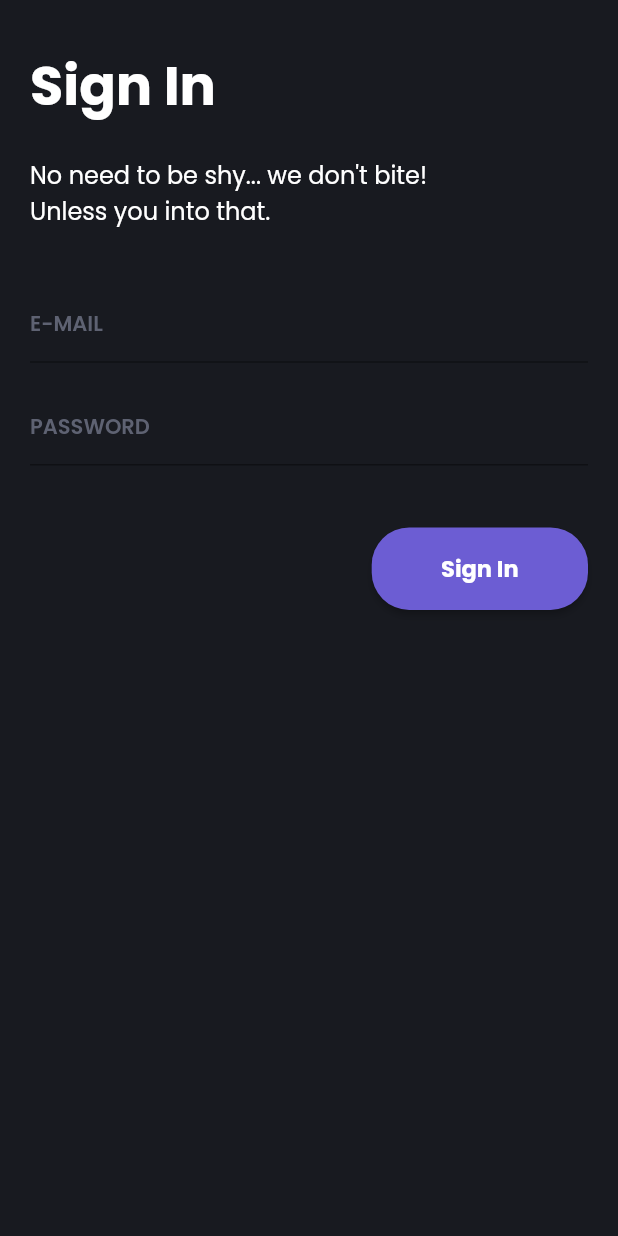
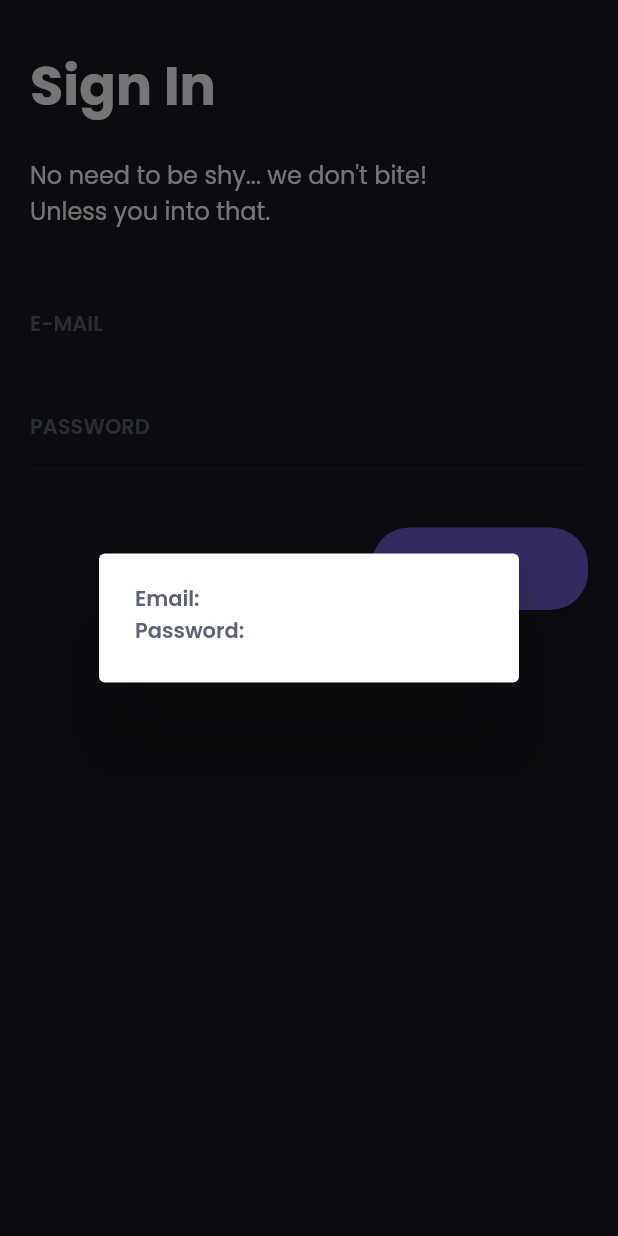
Before and after one commit to DreFlo/lgp-2223-sc1, a Flutter app: the LoginPage widget shown alone on an empty page, opened directly, after a tap on "Sign In", on a phone screen of 412 x 824 dp. Run offline on Flutter 3.47's test engine with Material 2 defaults, Android fonts, the phone set to English and light mode, and no system bars; our stand-ins replace floor, flutter_svg, get_it, like_button, lottie, rive and 1 more; missing offline and left inert: books_finder, emojis, tmdb_api; accounts and stored records are empty; generated files the repository leaves out were written again; network calls fail.

Commit message:
Add input handling in login page

```diff
--- a/src/lib/pages/auth/login_page.dart
+++ b/src/lib/pages/auth/login_page.dart
@@ -2,8 +2,24 @@ import 'package:flutter/material.dart';
 import 'package:src/themes/colors.dart';
 import 'package:flutter_gen/gen_l10n/app_localizations.dart';
 
-class LoginPage extends StatelessWidget {
+class LoginPage extends StatefulWidget {
   LoginPage({Key? key}) : super(key: key);
+
+  @override
+  State<LoginPage> createState() => _LoginPageState();
+}
+
+class _LoginPageState extends State<LoginPage> {
+  TextEditingController firstController = TextEditingController();
+  TextEditingController secondController = TextEditingController();
+
+  @override
+  void dispose() {
+    // Clean up the controllers
+    firstController.dispose();
+    secondController.dispose();
+    super.dispose();
+  }
 
   @override
   Widget build(BuildContext context) {
@@ -28,6 +44,7 @@ class LoginPage extends StatelessWidget {
                   padding: EdgeInsets.only(
                       bottom: MediaQuery.of(context).size.height * 0.05)),
               TextField(
+                controller: firstController,
                 style: Theme.of(context).textTheme.bodySmall,
                 decoration: const InputDecoration(
                   border: UnderlineInputBorder(),
@@ -44,6 +61,7 @@ class LoginPage extends StatelessWidget {
                   padding: EdgeInsets.only(
                       bottom: MediaQuery.of(context).size.height * 0.025)),
               TextField(
+                  controller: secondController,
                   style: Theme.of(context).textTheme.bodySmall,
                   obscureText: true,
                   decoration: const InputDecoration(
@@ -63,6 +81,18 @@ class LoginPage extends StatelessWidget {
                 ElevatedButton(
                   onPressed: () {
                     print("Pressed signin btn!");
+                    showDialog(
+                      context: context,
+                      builder: (context) {
+                        return AlertDialog(
+                            // Retrieve the text by using the
+                            // TextEditingController.
+                            content: Text(
+                                "Email: ${firstController.text} \nPassword: ${secondController.text}",
+                                style:
+                                    Theme.of(context).textTheme.labelMedium));
+                      },
+                    );
                     // setState(() {
                     //   //TODO: Add effect of pressing the button
                     // });
```
